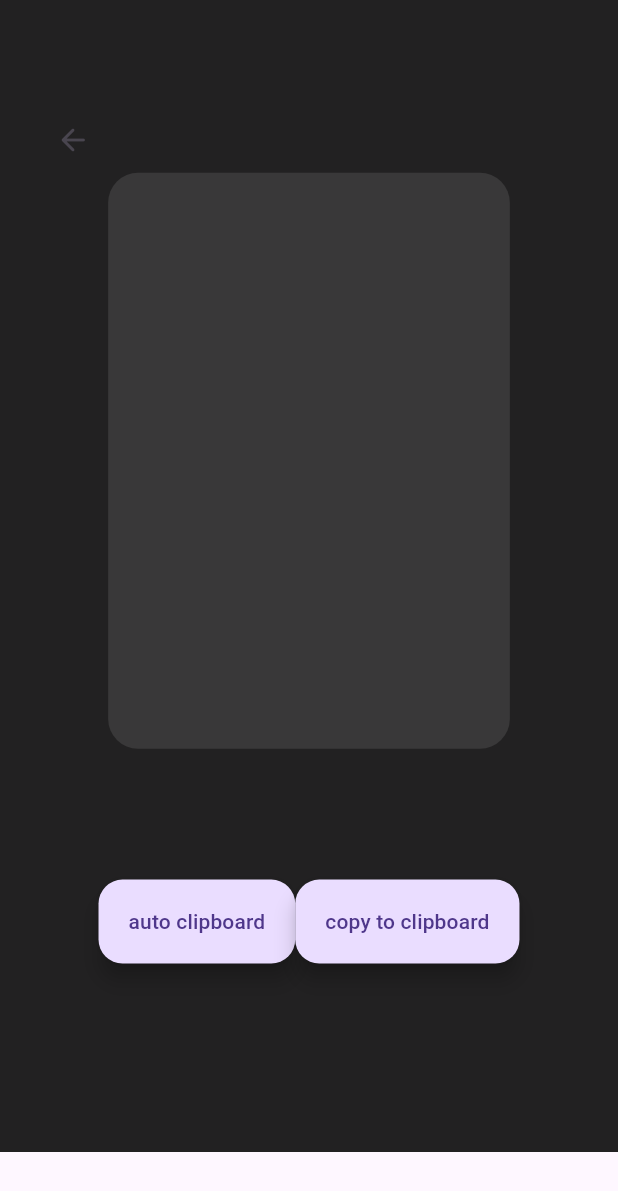
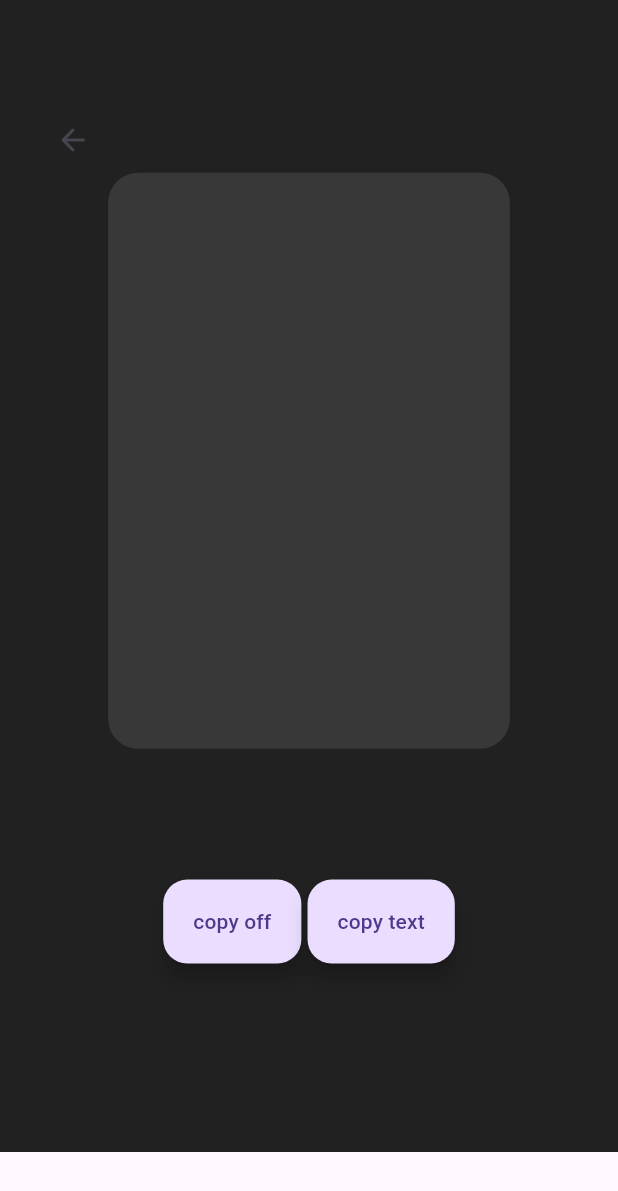
Before and after one commit to darksider-05/live_text, a Flutter app: the Jp widget shown alone on an empty page, opened directly with empty values, on a phone screen of 412 x 824 dp. Shown: the top 1191 px of the screen. Run offline on Flutter 3.47's test engine with Material 3 defaults, Android fonts, the phone set to English and light mode, and no system bars; our stand-ins replace shelf, shelf_web_socket; missing offline and left inert: network_info_plus.

Commit message:
clipboard buttons done

```diff
--- a/lib/pages/hostp.dart
+++ b/lib/pages/hostp.dart
@@ -1,6 +1,6 @@
 import 'dart:convert';
 import 'dart:io';
-
+import 'package:flutter/services.dart';
 import 'package:flutter/material.dart';
 import 'package:live_text/providers.dart';
 import 'package:network_info_plus/network_info_plus.dart';
@@ -25,6 +25,9 @@ class _HpState extends State<Hp> {
   WebSocketChannel? _client;
   bool sure = true;
   var controller = TextEditingController();
+  bool clip = false;
+
+  //TODO: implement initstate
 
   @override
   void dispose() {
@@ -121,6 +124,7 @@ class _HpState extends State<Hp> {
 
   void broadcast() {
     final message = json.encode({"hint": "FU", "content": controller.text});
+    if (clip) Clipboard.setData(ClipboardData(text: controller.text));
 
     _client?.sink.add(message);
   }
@@ -211,17 +215,22 @@ class _HpState extends State<Hp> {
                 height: trueheight * 0.1,
                 width: truewidth,
                 child: Row(
+                  spacing: truewidth * 0.01,
                   mainAxisAlignment: MainAxisAlignment.center,
                   children: [
                     FloatingActionButton.extended(
-                      onPressed:
-                          null, //////////////////////////////////////////////////
-                      label: Text("auto clipboard"),
+                      onPressed: () {
+                        setState(() {
+                          clip = !clip;
+                        });
+                      },
+                      label: Text(clip ? "copy on" : "copy off"),
                     ),
                     FloatingActionButton.extended(
-                      onPressed:
-                          null, /////////////////////////////////////////////////
-                      label: Text("copy to clipboard"),
+                      onPressed: () {
+                        Clipboard.setData(ClipboardData(text: controller.text));
+                      },
+                      label: Text("copy text"),
                     ),
                   ],
                 ),
--- a/lib/pages/joinp.dart
+++ b/lib/pages/joinp.dart
@@ -1,6 +1,7 @@
 import 'dart:convert';
 
 import 'package:flutter/material.dart';
+import 'package:flutter/services.dart';
 import 'package:live_text/providers.dart';
 import 'package:web_socket_channel/web_socket_channel.dart';
 import 'package:web_socket_channel/io.dart';
@@ -17,6 +18,9 @@ class Jp extends StatefulWidget {
 class _JpState extends State<Jp> {
   var controller = TextEditingController();
   WebSocketChannel? _channel;
+  bool clip = false;
+
+  //TODO: edit initstate
 
   void startclient(General general) async {
     try {
@@ -30,6 +34,7 @@ class _JpState extends State<Jp> {
           final decoded = json.decode(message);
           if (decoded["hint"] == "FU") {
             controller.text = decoded["content"];
+            if (clip) Clipboard.setData(ClipboardData(text: controller.text));
           }
         },
         onDone: () {
@@ -53,7 +58,7 @@ class _JpState extends State<Jp> {
   @override
   void initState() {
     super.initState();
-    startclient(widget.general);
+    // startclient(widget.general);
   }
 
   @override
@@ -99,6 +104,8 @@ class _JpState extends State<Jp> {
                       "content": controller.text,
                     });
                     _channel?.sink.add(message);
+                    if (clip)
+                      Clipboard.setData(ClipboardData(text: controller.text));
                   },
                   style: TextStyle(color: Colors.white),
                   decoration: InputDecoration(border: InputBorder.none),
@@ -115,17 +122,22 @@ class _JpState extends State<Jp> {
           height: trueheight * 0.1,
           width: truewidth,
           child: Row(
+            spacing: truewidth * 0.01,
             mainAxisAlignment: MainAxisAlignment.center,
             children: [
               FloatingActionButton.extended(
-                onPressed:
-                    null, //////////////////////////////////////////////////
-                label: Text("auto clipboard"),
+                onPressed: () {
+                  setState(() {
+                    clip = !clip;
+                  });
+                },
+                label: Text(clip ? "copy on" : "copy off"),
               ),
               FloatingActionButton.extended(
-                onPressed:
-                    null, /////////////////////////////////////////////////
-                label: Text("copy to clipboard"),
+                onPressed: () {
+                  Clipboard.setData(ClipboardData(text: controller.text));
+                },
+                label: Text("copy text"),
               ),
             ],
           ),
--- a/lib/pages/lobby.dart
+++ b/lib/pages/lobby.dart
@@ -178,7 +178,6 @@ class _LbState extends State<Lb> {
                                 widget.general.current =
                                     _hosts[index]["ip"] ?? "";
                                 widget.general.mready(1);
-                                print("s");
                               },
 
                               child: Container(
```
Also changed, not shown: 1 other file.
